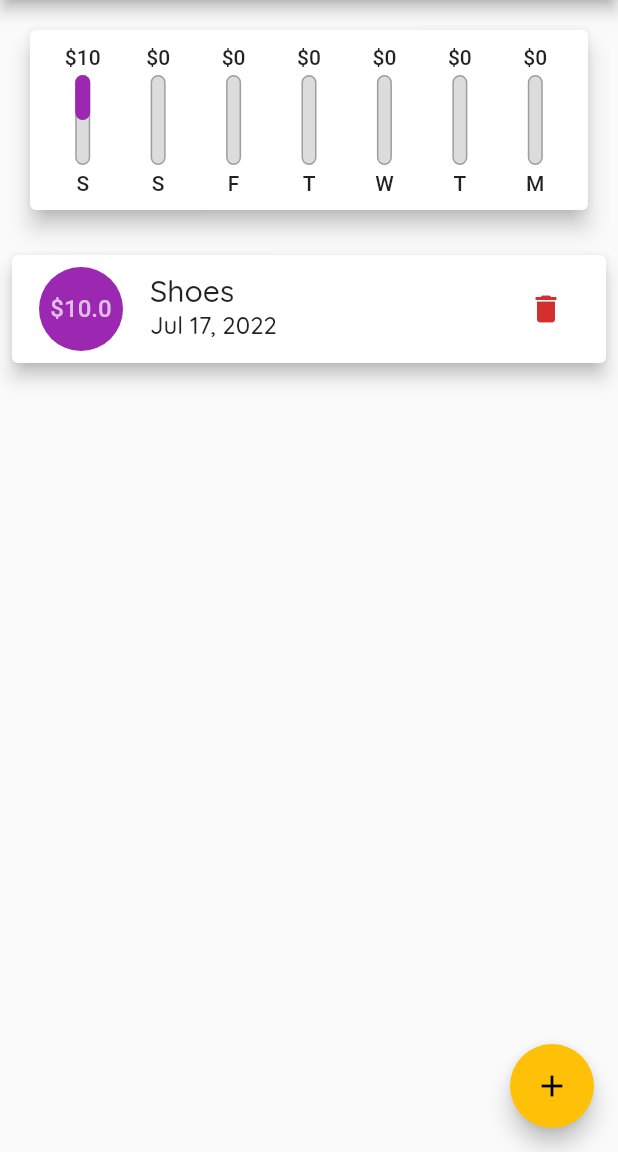
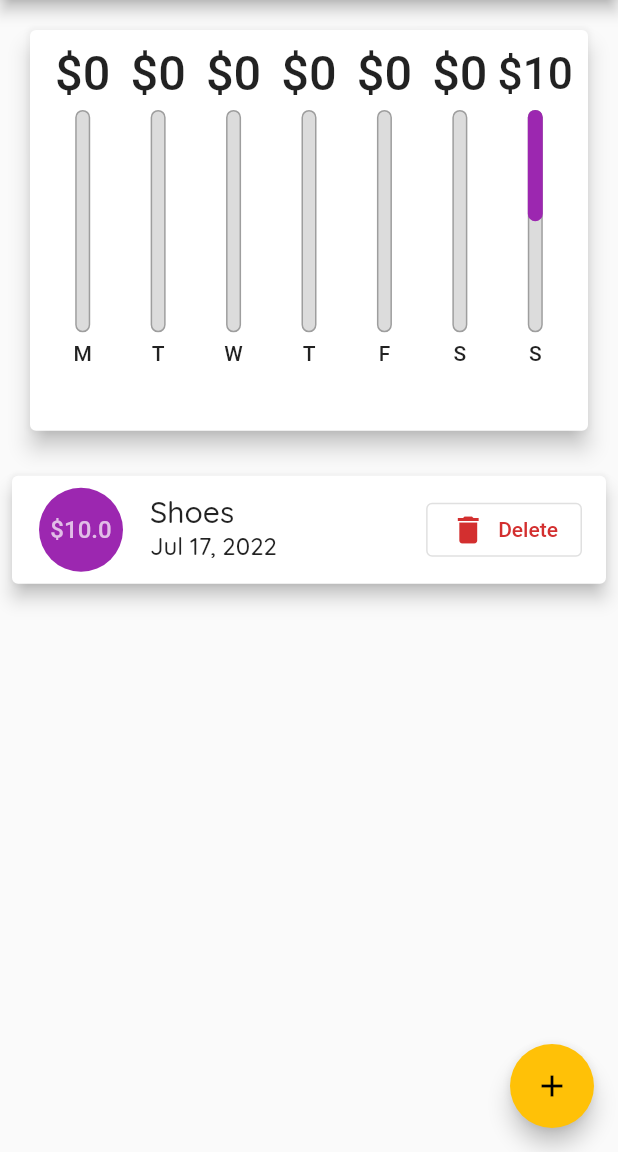
Before and after one commit to S-P-Ks/Flutter-Tutorials, a Flutter app: the screen it shows after launch, on a phone screen of 412 x 824 dp, the part 84-1236 px from its top. Run offline on Flutter 3.47's test engine with Material 2 defaults, Android fonts, the phone set to English and light mode, and no system bars.

Commit message:
last commit

```diff
--- a/lib/home.dart
+++ b/lib/home.dart
@@ -17,6 +17,8 @@ class _HomeScreenState extends State<HomeScreen> {
   final titleController = TextEditingController();
   final amountController = TextEditingController();
   var bS;
+
+  var _showChart = false;
 
   late PersistentBottomSheetController _bSC;
 
@@ -47,7 +49,9 @@ class _HomeScreenState extends State<HomeScreen> {
         clipBehavior: Clip.antiAliasWithSaveLayer,
         backgroundColor: Colors.transparent,
         builder: (_) {
-          return ClipRRect(
+          return Container(
+            height: MediaQuery.of(ctx).size.height,
+            child: ClipRRect(
               borderRadius: const BorderRadius.only(
                 topRight: Radius.circular(20),
                 topLeft: Radius.circular(20),
@@ -56,6 +60,7 @@ class _HomeScreenState extends State<HomeScreen> {
                   padding: const EdgeInsets.all(10),
                   color: Colors.black,
                   child: AddTransaction(_addNewTransaction)),
+            ),
           );
           // return GestureDetector(
           //   onTap: () {},
@@ -73,9 +78,7 @@ class _HomeScreenState extends State<HomeScreen> {
 
   @override
   Widget build(BuildContext context) {
-    return Scaffold(
-      key: _key,
-      appBar: AppBar(
+    var appBar = AppBar(
       title: const Text(
         "Flutter App",
       ),
@@ -87,12 +90,47 @@ class _HomeScreenState extends State<HomeScreen> {
               color: Colors.black,
             ))
       ],
-      ),
+    );
+
+    final transactionInterface = Container(
+        height:
+            (MediaQuery.of(context).size.height - appBar.preferredSize.height) *
+                0.5,
+        child: UserTransaction(_transactions, _deleteTransaction));
+
+    final chartInterface = Container(
+        height: (MediaQuery.of(context).size.height -
+                appBar.preferredSize.height -
+                MediaQuery.of(context).padding.top) *
+            0.4,
+        child: Chart(_recentTransactions));
+
+    final isLandScape =
+        MediaQuery.of(context).orientation == Orientation.landscape;
+
+    return Scaffold(
+      key: _key,
+      appBar: appBar,
       body: SingleChildScrollView(
           child: Column(
         children: <Widget>[
-          Chart(_recentTransactions),
-          UserTransaction(_transactions, _deleteTransaction),
+          if (isLandScape)
+            Row(
+              mainAxisAlignment: MainAxisAlignment.center,
+              children: <Widget>[
+                const Text("Show Chart"),
+                Switch(
+                    value: _showChart,
+                    onChanged: (val) {
+                      setState(() {
+                        _showChart = val;
+                      });
+                    })
+              ],
+            ),
+          if (isLandScape) _showChart ? chartInterface : transactionInterface,
+          if (!isLandScape) chartInterface,
+          if (!isLandScape) transactionInterface,
         ],
       )),
       floatingActionButton: FloatingActionButton(
--- a/lib/main.dart
+++ b/lib/main.dart
@@ -1,7 +1,12 @@
 import 'package:flutter/material.dart';
+import 'package:flutter/services.dart';
 import './home.dart';
 
 void main(List<String> args) {
+  // WidgetsFlutterBinding.ensureInitialized();
+  // SystemChrome.setPreferredOrientations(
+  //   [DeviceOrientation.portraitUp, DeviceOrientation.portraitDown],
+  // );
   runApp(MyApp());
 }
 
--- a/lib/widgets/chart.dart
+++ b/lib/widgets/chart.dart
@@ -41,7 +41,8 @@ class Chart extends StatelessWidget {
         padding: const EdgeInsets.all(10),
         child: Row(
           mainAxisAlignment: MainAxisAlignment.spaceAround,
-          children: groupTransactionValue.map((data) {
+          children: groupTransactionValue
+              .map((data) {
                 return Flexible(
                   fit: FlexFit.tight,
                   child: ChartBar(
@@ -51,7 +52,10 @@ class Chart extends StatelessWidget {
                           ? 0.0
                           : (data["amount"] as double) / totalSpending),
                 );
-          }).toList(),
+              })
+              .toList()
+              .reversed
+              .toList(),
         ),
       ),
     );
--- a/lib/widgets/chart_bar.dart
+++ b/lib/widgets/chart_bar.dart
@@ -11,17 +11,21 @@ class ChartBar extends StatelessWidget {
 
   @override
   Widget build(BuildContext context) {
-    return Column(
+    return LayoutBuilder(
+        builder: (context, constraints) => Column(
               children: <Widget>[
-        FittedBox(
+                Container(
+                  height: constraints.maxHeight * 0.15,
+                  child: FittedBox(
                     fit: BoxFit.contain,
                     child: Text("\$${spendingAmount.toStringAsFixed(0)}"),
                   ),
-        const SizedBox(
-          height: 4,
+                ),
+                SizedBox(
+                  height: constraints.maxHeight * 0.025,
                 ),
                 Container(
-          height: 60,
+                  height: constraints.maxHeight * 0.6,
                   width: 10,
                   child: Stack(children: <Widget>[
                     Container(
@@ -41,11 +45,14 @@ class ChartBar extends StatelessWidget {
                     )
                   ]),
                 ),
-        const SizedBox(
-          height: 4,
+                SizedBox(
+                  height: constraints.maxHeight * 0.025,
                 ),
-        Text(label)
+                Container(
+                  height: constraints.maxHeight * 0.15,
+                  child: Text(label),
+                )
               ],
-    );
+            ));
   }
 }
--- a/lib/widgets/new_transaction.dart
+++ b/lib/widgets/new_transaction.dart
@@ -49,11 +49,17 @@ class _AddTransactionState extends State<AddTransaction> {
 
   @override
   Widget build(BuildContext context) {
-    return Card(
+    return SingleChildScrollView(
+      child: Card(
         elevation: 5,
         color: Colors.black,
         child: Container(
-        padding: const EdgeInsets.all(10),
+          padding: EdgeInsets.only(
+              left: 10,
+              top: 10,
+              right: 10,
+              bottom: MediaQuery.of(context).viewInsets.bottom + 10),
+          height: MediaQuery.of(context).size.height,
           child: Column(
             crossAxisAlignment: CrossAxisAlignment.end,
             children: <Widget>[
@@ -110,9 +116,6 @@ class _AddTransactionState extends State<AddTransaction> {
                   )
                 ],
               ),
-            const SizedBox(
-              height: 10,
-            ),
               ElevatedButton(
                 style: TextButton.styleFrom(
                   padding: const EdgeInsets.all(16.0),
@@ -124,6 +127,7 @@ class _AddTransactionState extends State<AddTransaction> {
             ],
           ),
         ),
+      ),
     );
   }
 }
--- a/lib/widgets/transaction_list.dart
+++ b/lib/widgets/transaction_list.dart
@@ -11,9 +11,10 @@ class TransactionList extends StatelessWidget {
   @override
   Widget build(BuildContext context) {
     return Container(
-        height: 600,
+        height: MediaQuery.of(context).size.height * 0.6,
         child: transactions.isEmpty
-            ? Column(
+            ? LayoutBuilder(
+                builder: (context, constraints) => Column(
                       children: <Widget>[
                         Text(
                           "No transaction to show yet!",
@@ -23,15 +24,15 @@ class TransactionList extends StatelessWidget {
                           height: 20,
                         ),
                         Container(
-                    height: 400,
+                          height: constraints.maxHeight * 0.6,
                           child: Image.asset(
                             "assets/waiting.png",
-                      fit: BoxFit.cover,
+                            fit: BoxFit.contain,
                             colorBlendMode: BlendMode.exclusion,
                           ),
                         ),
                       ],
-              )
+                    ))
             : ListView.builder(
                 itemBuilder: (context, index) {
                   return Card(
@@ -54,7 +55,17 @@ class TransactionList extends StatelessWidget {
                           DateFormat.yMMMd().format(transactions[index].date),
                           style: Theme.of(context).textTheme.subtitle1,
                         ),
-                        trailing: IconButton(
+                        trailing: MediaQuery.of(context).size.width > 400
+                            ? OutlinedButton.icon(
+                                onPressed: () {
+                                  deleteTransaction(transactions[index].id);
+                                },
+                                icon: Icon(Icons.delete),
+                                label: Text("Delete"),
+                                style: OutlinedButton.styleFrom(
+                                    primary: Theme.of(context).errorColor),
+                              )
+                            : IconButton(
                                 icon: Icon(Icons.delete),
                                 color: Theme.of(context).errorColor,
                                 onPressed: () {
```
Lines whose indentation alone changed are shown as unchanged.
